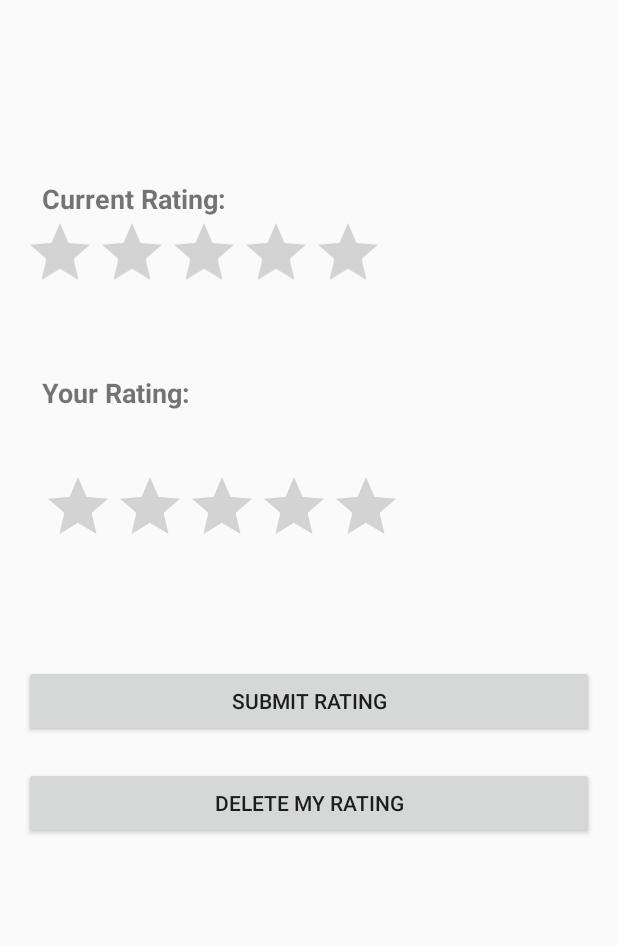
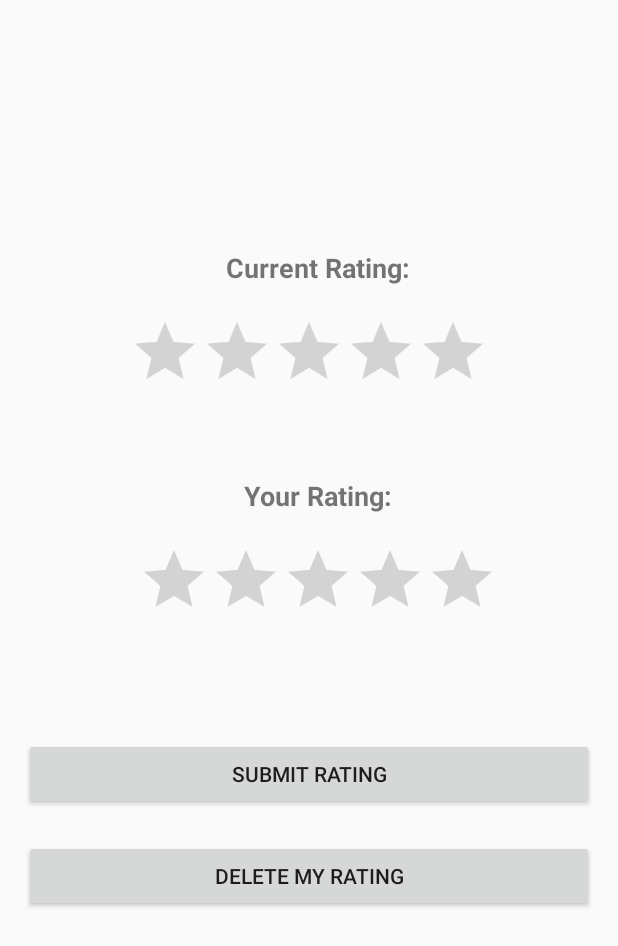
Before and after one commit to basaryumak/MovieRatingApplication, an Android app: the layout fragment_rate.xml on its own in the app's theme, with its tools: preview values and no code run, on a phone screen of 412 x 824 dp. Shown: the top 946 px of the screen. Run offline under Robolectric (Android 15) with nearby library versions, the phone set to English and light mode, and no system bars.

Commit message:
improve ui

```diff
--- a/app/src/main/java/com/example/movieratingapplication/adapter/FeedRecyclerAdapter.kt
+++ b/app/src/main/java/com/example/movieratingapplication/adapter/FeedRecyclerAdapter.kt
@@ -30,17 +30,15 @@ class FeedRecyclerAdapter(private val movieList:ArrayList<Movie>): RecyclerView.
         holder.binding.recyclerDateText.text = movieList[position].releaseDate
         holder.binding.recyclerRatingBar.rating = movieList[position].calculateAverageRating()
         holder.binding.recyclerNumberOfRatingsText.text = movieList[position].getNumberOfRatings().toString()
-        holder.binding.recyclerNumericRatingText.text = movieList[position].calculateAverageRating().toString()
+        holder.binding.recyclerNumericRatingText.text = "${movieList[position].calculateAverageRating()} / 5.0"
         Picasso.get().load(movieList[position].posterImage).into(holder.binding.recyclerImageView)
-
         holder.binding.recyclerRateButton.setOnClickListener {
             val navController = findNavController(holder.itemView)
-            val action = R.id.action_movieRecyclerFragment_to_rateFragment // Replace with your actual action ID
+            val action = R.id.action_movieRecyclerFragment_to_rateFragment // Replace with your actual action   ID
             val currentDestination = findNavController(holder.itemView).currentDestination?.id
             if (currentDestination == R.id.rateFragment) {
                 findNavController(holder.itemView).navigate(R.id.action_rateFragment_to_movieRecyclerFragment)
             }
-
             val bundle = Bundle().apply {
                 putString("MOVIE_ID", movieList[position].iD) // Pass the movie ID
             }
--- a/app/src/main/java/com/example/movieratingapplication/frags/LoginFragment.kt
+++ b/app/src/main/java/com/example/movieratingapplication/frags/LoginFragment.kt
@@ -48,7 +48,6 @@ class LoginFragment : Fragment(R.layout.fragment_login) {
         val email = binding.emailText.text.toString().trim()
         val password = binding.password.text.toString().trim()
 
-        // Validate inputs
         if (email.isBlank() || password.isBlank()) {
             Toast.makeText(requireContext(), "Email or password cannot be empty", Toast.LENGTH_LONG).show()
             return
--- a/app/src/main/java/com/example/movieratingapplication/frags/MovieRecyclerFragment.kt
+++ b/app/src/main/java/com/example/movieratingapplication/frags/MovieRecyclerFragment.kt
@@ -45,8 +45,6 @@ class MovieRecyclerFragment : Fragment(R.layout.fragment_movie_recycler) {
         binding.recyclerView.layoutManager = LinearLayoutManager(requireContext())
         feedAdapter = FeedRecyclerAdapter(movieArrayList)
         binding.recyclerView.adapter = feedAdapter
-
-
 
         // Load data
         receiveData()
--- a/app/src/main/java/com/example/movieratingapplication/viewModel/RatesViewModel.kt
+++ b/app/src/main/java/com/example/movieratingapplication/viewModel/RatesViewModel.kt
@@ -16,15 +16,12 @@ class RatesViewModel : ViewModel() {
     private val db: FirebaseFirestore = FirebaseFirestore.getInstance()
     private val auth: FirebaseAuth = FirebaseAuth.getInstance()
 
-    // LiveData for current rating
     private val _currentRating = MutableLiveData<Rating>()
     val currentRating: LiveData<Rating> get() = _currentRating
 
-    // LiveData for error messages
     private val _errorMessage = MutableLiveData<String?>()
     val errorMessage: LiveData<String?> get() = _errorMessage
 
-    // LiveData for user rating
     private val _userRating = MutableLiveData<Float?>()
     val userRating: LiveData<Float?> get() = _userRating
 
--- a/app/src/main/res/layout/fragment_rate.xml
+++ b/app/src/main/res/layout/fragment_rate.xml
@@ -1,6 +1,5 @@
 <layout xmlns:android="http://schemas.android.com/apk/res/android"
     xmlns:app="http://schemas.android.com/apk/res-auto">
-
 
     <data>
         <variable
@@ -11,7 +10,8 @@
     <androidx.constraintlayout.widget.ConstraintLayout
         android:layout_width="match_parent"
         android:layout_height="match_parent"
-        android:padding="16dp">
+        android:padding="16dp"
+        >
 
         <!-- Display Current Rating -->
 
@@ -21,12 +21,14 @@
             android:layout_width="wrap_content"
             android:layout_height="wrap_content"
             android:layout_marginStart="12dp"
-            android:layout_marginTop="104dp"
+            android:layout_marginTop="150dp"
             android:text="Current Rating:"
             android:textSize="18sp"
             android:textStyle="bold"
             app:layout_constraintStart_toStartOf="parent"
-            app:layout_constraintTop_toTopOf="parent" />
+            app:layout_constraintEnd_toEndOf="parent"
+            app:layout_constraintTop_toTopOf="parent"
+             />
 
         <RatingBar
             android:id="@+id/currentRatingBar"
@@ -35,9 +37,13 @@
             android:numStars="5"
             android:stepSize="0.1"
             android:isIndicator="true"
+            android:layout_marginTop="20dp"
+
             app:rating="@{viewModel.currentRating.averageRating}"
             app:layout_constraintTop_toBottomOf="@id/currentRatingLabel"
-            app:layout_constraintStart_toStartOf="parent" />
+            app:layout_constraintStart_toStartOf="parent"
+            app:layout_constraintEnd_toEndOf="parent"
+            />
 
         <!-- Current Numeric Rating -->
         <TextView
@@ -46,20 +52,24 @@
             android:layout_height="wrap_content"
             android:text="@{viewModel.currentRating.averageRating + ` ratings`}"
             android:textSize="16sp"
-            app:layout_constraintTop_toTopOf="@id/currentRatingBar"
-            app:layout_constraintStart_toEndOf="@id/currentRatingBar"
-            app:layout_constraintBottom_toBottomOf="@id/currentRatingBar" />
+            app:layout_constraintStart_toStartOf = "@id/currentRatingBar"
+            app:layout_constraintEnd_toStartOf="@id/ratingCount"
+            app:layout_constraintTop_toBottomOf="@id/currentRatingBar"
+            />
 
         <!-- Count of Ratings -->
         <TextView
             android:id="@+id/ratingCount"
-            android:layout_width="wrap_content"
-            android:layout_height="wrap_content"
+            android:layout_width="0dp"
+            android:layout_height="21dp"
+            android:layout_marginStart="8dp"
             android:text="@{viewModel.currentRating.numberOfRatings + ` ratings`}"
+            android:textColor="@android:color/darker_gray"
             android:textSize="14sp"
-            android:textColor="@android:color/darker_gray"
             app:layout_constraintTop_toBottomOf="@id/currentRatingBar"
-            app:layout_constraintStart_toStartOf="parent"/>
+            app:layout_constraintEnd_toEndOf="@id/currentRatingBar"
+            app:layout_constraintStart_toEndOf="@id/currentNumericRating"
+            />
 
         <!-- User Input Rating Bar -->
 
@@ -76,18 +86,20 @@
             android:text="Your Rating:"
             android:textSize="18sp"
             android:textStyle="bold"
-            app:layout_constraintStart_toStartOf="parent"
-            app:layout_constraintTop_toBottomOf="@id/ratingCount" />
+            app:layout_constraintStart_toStartOf="@id/currentRatingBar"
+            app:layout_constraintEnd_toEndOf="@id/currentRatingBar"
+            app:layout_constraintTop_toBottomOf="@id/currentNumericRating" />
 
         <RatingBar
             android:id="@+id/userRatingBar"
             android:layout_width="wrap_content"
             android:layout_height="wrap_content"
             android:layout_marginStart="12dp"
-            android:layout_marginTop="40dp"
+            android:layout_marginTop="20dp"
             android:numStars="5"
             android:stepSize="1.0"
-            app:layout_constraintStart_toStartOf="parent"
+            app:layout_constraintStart_toStartOf="@id/currentRatingBar"
+            app:layout_constraintEnd_toEndOf="@id/currentRatingBar"
             app:layout_constraintTop_toBottomOf="@id/userRatingLabel" />
 
         <Button
@@ -97,9 +109,10 @@
             android:layout_marginTop="72dp"
             android:text="Submit Rating"
             app:layout_constraintEnd_toEndOf="parent"
+            app:layout_constraintStart_toStartOf="parent"
             app:layout_constraintHorizontal_bias="0.0"
-            app:layout_constraintStart_toStartOf="parent"
             app:layout_constraintTop_toBottomOf="@id/userRatingBar" />
+
 
         <Button
             android:id="@+id/deleteRatingButton"
```
Also changed, not shown: app/src/main/java/com/example/movieratingapplication/MainActivity.kt (+20 -3 lines), app/src/main/res/layout/recycler_row.xml (+45 -50 lines), app/src/main/res/menu/navigation_menu.xml (+6 -3 lines).
